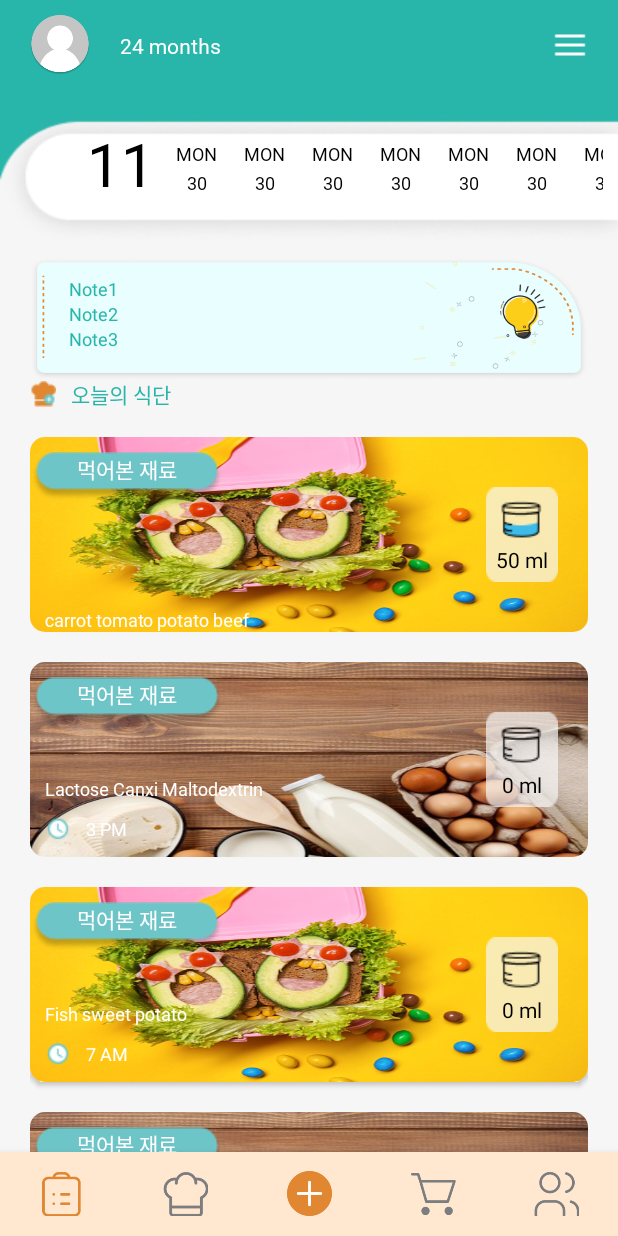
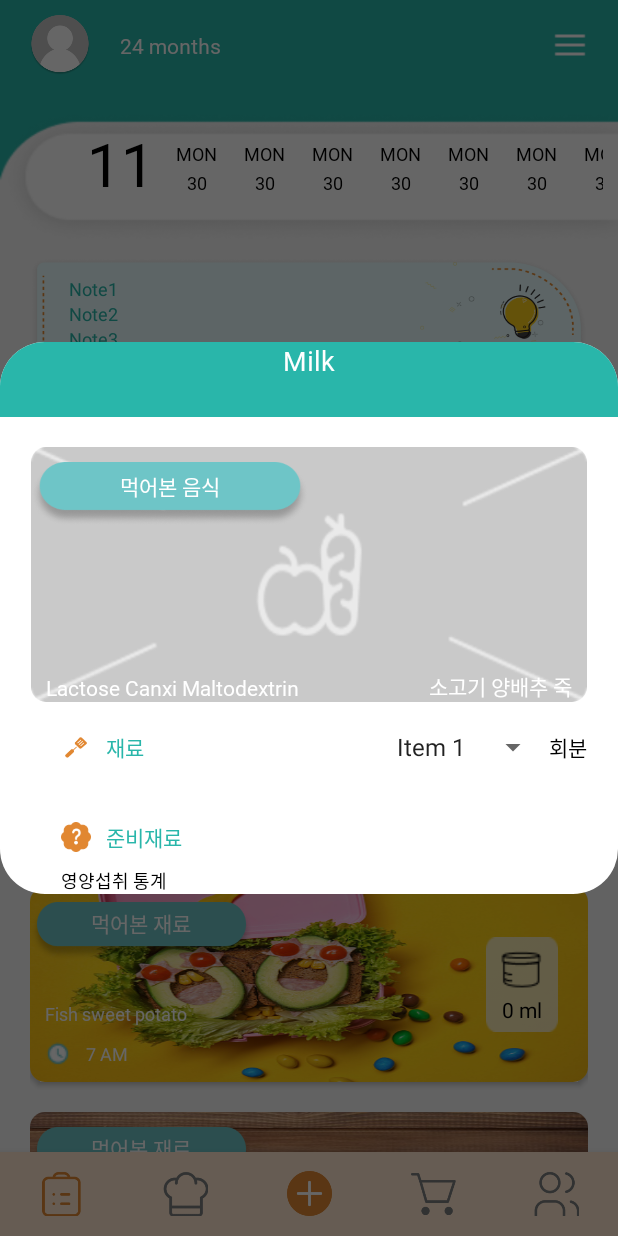
Before and after one commit to heocon8319/cube, an Android app: the TodayFragment screen opened directly, with no data from a screen before it, after a tap on an icon or button, on a phone screen of 412 x 824 dp. Run offline under Robolectric (Android 15) with nearby library versions, the phone set to English and light mode, and no system bars; libraries missing offline, so code that uses them is left out: com.github.mikephil.charting; pictures from the network do not load; 35 statements that could not run were skipped.

Commit message:
Dialog edit meal

```diff
--- a/app/src/main/java/com/brickmate/cube/model/TodayMeal.kt
+++ b/app/src/main/java/com/brickmate/cube/model/TodayMeal.kt
@@ -10,6 +10,7 @@ data class TodayMeal(
     var isMeal: Boolean = true,
     var capacity: Int = 0,
     var time: String = "",
+    var name: String = "",
     var ingredients: ArrayList<String>? = null
 ) : Parcelable {
 
--- a/app/src/main/java/com/brickmate/cube/ui/main/view/AddMealBottleFragment.kt
+++ b/app/src/main/java/com/brickmate/cube/ui/main/view/AddMealBottleFragment.kt
@@ -44,7 +44,7 @@ class AddMealBottleFragment : BaseFragment() {
 
     override fun onViewCreated(view: View, savedInstanceState: Bundle?) {
         super.onViewCreated(view, savedInstanceState)
-        wvMilk.setHeightInit(resources.getDimensionPixelSize(R.dimen.milt_height))
+        wvMilk.setHeightInit(resources.getDimensionPixelSize(R.dimen.milk_height))
         skMilk.setOnSeekBarChangeListener(object : OnSeekBarChangeListener {
             override fun onProgressChanged(seekBar: SeekBar, progress: Int, fromUser: Boolean) {
                 wvMilk.setProgress(progress)
--- a/app/src/main/java/com/brickmate/cube/ui/main/view/TodayFragment.kt
+++ b/app/src/main/java/com/brickmate/cube/ui/main/view/TodayFragment.kt
@@ -17,6 +17,7 @@ import com.brickmate.cube.ui.custom.singlerowcalendar.calendar.SingleRowCalendar
 import com.brickmate.cube.ui.custom.singlerowcalendar.selection.CalendarSelectionManager
 import com.brickmate.cube.ui.custom.singlerowcalendar.utils.DateUtils
 import com.brickmate.cube.ui.main.adapter.TodayMealAdapter
+import com.brickmate.cube.ui.main.view.dialog.TodayEditMealDialog
 import com.brickmate.cube.ui.main.view.dialog.TodayMeasureHistoryDialog
 import com.brickmate.cube.ui.main.view.dialog.TodaySummaryCalendarDialog
 import com.brickmate.cube.utils.TAG
@@ -160,6 +161,7 @@ class TodayFragment : BaseFragment() {
                 true,
                 50,
                 "",
+                "Soup carrot",
                 arrayListOf<String>("carrot", "tomato", "potato", "beef")
             )
         )
@@ -168,6 +170,7 @@ class TodayFragment : BaseFragment() {
                 false,
                 0,
                 "3 PM",
+                "Milk",
                 arrayListOf<String>("Lactose", "Canxi", "Maltodextrin")
             )
         )
@@ -176,6 +179,7 @@ class TodayFragment : BaseFragment() {
                 true,
                 0,
                 "7 AM",
+                "Soup potato",
                 arrayListOf<String>("Fish", "sweet potato")
             )
         )
@@ -184,6 +188,7 @@ class TodayFragment : BaseFragment() {
                 false,
                 75,
                 "",
+                "Milk",
                 arrayListOf<String>("Lactose", "Magie Clorua")
             )
         )
@@ -195,7 +200,9 @@ class TodayFragment : BaseFragment() {
             toast(it)
         }
         adapter.onItemClick = {
-            toast(it.getIngredientString())
+            val fragDes = TodayEditMealDialog.newInstance()
+            fragDes.setMeal(it)
+            fragDes.show(activity.supportFragmentManager, fragDes.TAG())
         }
         rvTodayDiet.adapter = adapter
     }
@@ -283,11 +290,11 @@ class TodayFragment : BaseFragment() {
     private fun initListener() {
         clRowCalendar.tvMonth.setOnClickListener {
             //show dialog calendar
-//            val fragDes = TodaySummaryCalendarDialog.newInstance()
-//            fragDes.setCalendar(dateSelected)
-//            fragDes.show(activity.supportFragmentManager, fragDes.TAG())
-            val fragDes = AddMealBottleFragment.newInstance()
-            navigateToFragment(fragDes, fragDes.TAG())
+            val fragDes = TodaySummaryCalendarDialog.newInstance()
+            fragDes.setCalendar(dateSelected)
+            fragDes.show(activity.supportFragmentManager, fragDes.TAG())
+//            val fragDes = AddMealBottleFragment.newInstance()
+//            navigateToFragment(fragDes, fragDes.TAG())
         }
         clTodayGraph.mChart.setOnClickListener {
             val fragDes = TodayNutriSummaryFragment.newInstance()
--- /dev/null
+++ b/app/src/main/java/com/brickmate/cube/ui/main/view/dialog/TodayEditMealDialog.kt
@@ -0,0 +1,70 @@
+package com.brickmate.cube.ui.main.view.dialog
+
+import android.graphics.Color
+import android.graphics.drawable.ColorDrawable
+import android.os.Bundle
+import android.view.LayoutInflater
+import android.view.View
+import android.view.ViewGroup
+import android.view.WindowManager
+import android.widget.ArrayAdapter
+import androidx.fragment.app.DialogFragment
+import com.brickmate.cube.R
+import com.brickmate.cube.model.TodayMeal
+import com.brickmate.cube.utils.toast
+import kotlinx.android.synthetic.main.dialog_today_edit_meal.*
+
+class TodayEditMealDialog : DialogFragment() {
+
+    private var meal = TodayMeal()
+
+    override fun onCreateView(inflater: LayoutInflater, container: ViewGroup?, savedInstanceState: Bundle?): View? {
+        return inflater.inflate(R.layout.dialog_today_edit_meal, container, false)
+    }
+
+    override fun onViewCreated(view: View, savedInstanceState: Bundle?) {
+        super.onViewCreated(view, savedInstanceState)
+
+        initData()
+        initListener()
+    }
+
+    override fun onResume() {
+        super.onResume()
+        val params: ViewGroup.LayoutParams = dialog!!.window!!.attributes
+        params.width = ViewGroup.LayoutParams.WRAP_CONTENT
+        params.height = ViewGroup.LayoutParams.WRAP_CONTENT
+        dialog!!.window!!.attributes = params as WindowManager.LayoutParams
+        dialog!!.window!!.setBackgroundDrawable(ColorDrawable(Color.TRANSPARENT))
+    }
+
+    fun setMeal(mealObj: TodayMeal) {
+        meal = mealObj
+    }
+
+    private fun initData() {
+        tvTitle.text = meal.name
+        tvTodayIngredient.text = meal.getIngredientString()
+    }
+
+    private fun initListener() {
+        var data = ArrayList<String>()
+        data.add("Item 1")
+        data.add("Item 2")
+        data.add("Item 3")
+
+        val adapter = ArrayAdapter<String>(this.requireContext(), android.R.layout.simple_spinner_item, data)
+        adapter.setDropDownViewResource(android.R.layout.simple_spinner_dropdown_item)
+        snTodayAsh.adapter = adapter
+
+
+
+//        snTodayAsh.setOnItemClickListener { parent, view, position, id ->
+//            toast(parent.getItemAtPosition(position).toString())
+//        }
+    }
+
+    companion object {
+        fun newInstance(): TodayEditMealDialog = TodayEditMealDialog()
+    }
+}
--- /dev/null
+++ b/app/src/main/res/layout/dialog_today_edit_meal.xml
@@ -0,0 +1,210 @@
+<?xml version="1.0" encoding="utf-8"?>
+<androidx.constraintlayout.widget.ConstraintLayout xmlns:android="http://schemas.android.com/apk/res/android"
+    xmlns:app="http://schemas.android.com/apk/res-auto"
+    android:layout_width="match_parent"
+    android:layout_height="wrap_content"
+    android:background="@drawable/bg_dialog"
+    android:maxHeight="@dimen/dialog_max_height">
+
+    <View
+        android:id="@+id/clTop"
+        android:layout_width="match_parent"
+        android:layout_height="@dimen/top_dialog_height"
+        android:background="@drawable/bg_top_dialog"
+        app:layout_constraintLeft_toLeftOf="parent"
+        app:layout_constraintRight_toRightOf="parent"
+        app:layout_constraintTop_toTopOf="parent" />
+
+    <TextView
+        android:id="@+id/tvTitle"
+        style="@style/title_medium"
+        android:layout_width="wrap_content"
+        android:layout_height="wrap_content"
+        android:text="Title"
+        android:textColor="@color/white"
+        android:textSize="@dimen/title_small_size"
+        app:layout_constraintLeft_toLeftOf="parent"
+        app:layout_constraintRight_toRightOf="parent"
+        app:layout_constraintTop_toTopOf="parent" />
+
+    <androidx.core.widget.NestedScrollView
+        android:id="@+id/ncvIngredient"
+        android:layout_width="0dp"
+        android:layout_height="match_parent"
+        android:fillViewport="true"
+        android:scrollbars="none"
+        app:layout_constraintBottom_toBottomOf="parent"
+        app:layout_constraintLeft_toLeftOf="parent"
+        app:layout_constraintRight_toRightOf="parent"
+        app:layout_constraintTop_toBottomOf="@id/clTop"
+        app:layout_constraintWidth_percent="0.9">
+
+        <androidx.constraintlayout.widget.ConstraintLayout
+            android:layout_width="match_parent"
+            android:layout_height="wrap_content">
+
+            <androidx.cardview.widget.CardView
+                android:id="@+id/cvBackground"
+                android:layout_width="match_parent"
+                android:layout_height="@dimen/card_edit_meal_height"
+                android:layout_gravity="center"
+                android:layout_marginVertical="@dimen/margin_normal"
+                android:elevation="@dimen/margin_small"
+                app:cardCornerRadius="@dimen/card_view_radius"
+                app:layout_constraintHeight_percent="0.5"
+                app:layout_constraintLeft_toLeftOf="parent"
+                app:layout_constraintRight_toRightOf="parent"
+                app:layout_constraintTop_toTopOf="parent">
+
+                <androidx.constraintlayout.widget.ConstraintLayout
+                    android:id="@+id/clToday"
+                    android:layout_width="match_parent"
+                    android:layout_height="match_parent"
+                    android:background="@drawable/bg_default_item_meal">
+
+                    <LinearLayout
+                        android:layout_width="0dp"
+                        android:layout_height="0dp"
+                        android:layout_marginTop="@dimen/margin_small"
+                        android:background="@drawable/bg_today_title_meal"
+                        android:gravity="center"
+                        app:layout_constraintHeight_percent="0.25"
+                        app:layout_constraintLeft_toLeftOf="parent"
+                        app:layout_constraintTop_toTopOf="parent"
+                        app:layout_constraintWidth_percent="0.5">
+
+                        <TextView
+                            style="@style/title_medium"
+                            android:layout_width="match_parent"
+                            android:layout_height="wrap_content"
+                            android:layout_marginBottom="@dimen/margin_tiny"
+                            android:text="@string/dialog_edit_meal_text_food"
+                            android:textAlignment="center"
+                            android:textColor="@color/white" />
+                    </LinearLayout>
+
+                    <TextView
+                        android:id="@+id/tvTodayIngredient"
+                        style="@style/title_medium"
+                        android:layout_width="0dp"
+                        android:layout_height="wrap_content"
+                        android:layout_marginLeft="@dimen/margin_small"
+                        android:text="소고기 양배추 죽"
+                        android:textAlignment="textStart"
+                        android:textColor="@color/white"
+                        android:textSize="@dimen/title_section_size"
+                        app:layout_constraintBottom_toBottomOf="parent"
+                        app:layout_constraintLeft_toLeftOf="parent"
+                        app:layout_constraintWidth_percent="0.5" />
+
+                    <TextView
+                        android:id="@+id/tvTodayCalorie"
+                        style="@style/title_medium"
+                        android:layout_width="0dp"
+                        android:layout_height="wrap_content"
+                        android:layout_marginRight="@dimen/margin_small"
+                        android:text="소고기 양배추 죽"
+                        android:textAlignment="textEnd"
+                        android:textColor="@color/white"
+                        android:textSize="@dimen/title_section_size"
+                        app:layout_constraintBottom_toBottomOf="parent"
+                        app:layout_constraintRight_toRightOf="parent"
+                        app:layout_constraintWidth_percent="0.5" />
+
+                </androidx.constraintlayout.widget.ConstraintLayout>
+
+            </androidx.cardview.widget.CardView>
+
+            <ImageView
+                android:id="@+id/ivSection1"
+                android:layout_width="@dimen/icon_edit_meal"
+                android:layout_height="@dimen/icon_edit_meal"
+                android:layout_marginLeft="@dimen/margin_normal"
+                android:layout_marginTop="@dimen/margin_normal"
+                android:src="@drawable/ic_spatula"
+                app:layout_constraintLeft_toLeftOf="parent"
+                app:layout_constraintTop_toBottomOf="@id/cvBackground" />
+
+            <TextView
+                style="@style/title_medium"
+                android:layout_width="wrap_content"
+                android:layout_height="wrap_content"
+                android:layout_marginLeft="@dimen/margin_small"
+                android:text="@string/dialog_edit_meal_text_material"
+                android:textColor="@color/jungle_green"
+                android:textSize="@dimen/title_section_size"
+                app:layout_constraintBottom_toBottomOf="@id/ivSection1"
+                app:layout_constraintLeft_toRightOf="@id/ivSection1"
+                app:layout_constraintTop_toTopOf="@id/ivSection1" />
+
+            <Spinner
+                android:id="@+id/snTodayAsh"
+                android:layout_width="wrap_content"
+                android:layout_height="wrap_content"
+                android:spinnerMode="dropdown"
+                app:layout_constraintBottom_toBottomOf="@id/ivSection1"
+                app:layout_constraintRight_toLeftOf="@id/tvSection1"
+                app:layout_constraintTop_toTopOf="@id/ivSection1" />
+
+            <TextView
+                android:id="@+id/tvSection1"
+                style="@style/title_medium"
+                android:layout_width="wrap_content"
+                android:layout_height="wrap_content"
+                android:layout_marginLeft="@dimen/margin_small"
+                android:text="@string/dialog_edit_meal_text_ash"
+                android:textColor="@color/black"
+                android:textSize="@dimen/title_section_size"
+                app:layout_constraintBottom_toBottomOf="@id/ivSection1"
+                app:layout_constraintRight_toRightOf="parent"
+                app:layout_constraintTop_toTopOf="@id/ivSection1" />
+
+            <androidx.recyclerview.widget.RecyclerView
+                android:id="@+id/rvTodayIngredient"
+                android:layout_width="match_parent"
+                android:layout_height="wrap_content"
+                android:layout_marginTop="@dimen/margin_normal"
+                android:visibility="visible"
+                app:layout_constraintLeft_toLeftOf="parent"
+                app:layout_constraintRight_toRightOf="parent"
+                app:layout_constraintTop_toBottomOf="@id/ivSection1" />
+
+            <ImageView
+                android:id="@+id/ivSection2"
+                android:layout_width="@dimen/icon_edit_meal"
+                android:layout_height="@dimen/icon_edit_meal"
+                android:layout_marginLeft="@dimen/margin_normal"
+                android:layout_marginTop="@dimen/margin_normal"
+                android:src="@drawable/ic_question"
+                app:layout_constraintLeft_toLeftOf="parent"
+                app:layout_constraintTop_toBottomOf="@id/rvTodayIngredient" />
+
+            <TextView
+                style="@style/title_medium"
+                android:layout_width="wrap_content"
+                android:layout_height="wrap_content"
+                android:layout_marginLeft="@dimen/margin_small"
+                android:text="@string/dialog_edit_meal_text_prepare_material"
+                android:textColor="@color/jungle_green"
+                android:textSize="@dimen/title_section_size"
+                app:layout_constraintBottom_toBottomOf="@id/ivSection2"
+                app:layout_constraintLeft_toRightOf="@id/ivSection2"
+                app:layout_constraintTop_toTopOf="@id/ivSection2" />
+
+            <TextView
+                android:id="@+id/tvTip"
+                style="@style/title_medium"
+                android:layout_width="wrap_content"
+                android:layout_height="wrap_content"
+                android:layout_marginHorizontal="@dimen/margin_normal"
+                android:layout_marginTop="@dimen/margin_small"
+                android:text="@string/screen_nutrition_summary_text_nutri_intake"
+                android:textColor="@color/black"
+                android:textSize="@dimen/text_edit_meal_size"
+                app:layout_constraintLeft_toLeftOf="parent"
+                app:layout_constraintTop_toBottomOf="@id/ivSection2" />
+
+        </androidx.constraintlayout.widget.ConstraintLayout>
+    </androidx.core.widget.NestedScrollView>
+
+</androidx.constraintlayout.widget.ConstraintLayout>
--- a/app/src/main/res/layout/fragment_add_meal_bottle.xml
+++ b/app/src/main/res/layout/fragment_add_meal_bottle.xml
@@ -11,7 +11,7 @@
     <com.brickmate.cube.ui.custom.waveview.WaveView
         android:id="@+id/wvMilk"
         android:layout_width="200dp"
-        android:layout_height="@dimen/milt_height"
+        android:layout_height="@dimen/milk_height"
         android:background="@color/transparent"
         app:above_wave_color="@color/picton_blue"
         app:blow_wave_color="@color/picton_blue"
--- /dev/null
+++ b/app/src/main/res/layout/layout_item_today_edit_meal.xml
@@ -0,0 +1,39 @@
+<?xml version="1.0" encoding="utf-8"?>
+<androidx.constraintlayout.widget.ConstraintLayout xmlns:android="http://schemas.android.com/apk/res/android"
+    xmlns:app="http://schemas.android.com/apk/res-auto"
+    android:layout_width="match_parent"
+    android:layout_height="match_parent"
+    android:paddingVertical="@dimen/margin_small">
+
+    <ImageView
+        android:id="@+id/ivSection2"
+        android:layout_width="@dimen/icon_edit_meal"
+        android:layout_height="@dimen/icon_edit_meal"
+        android:layout_marginLeft="@dimen/margin_normal"
+        android:layout_marginTop="@dimen/margin_small"
+        app:layout_constraintLeft_toLeftOf="parent"
+        app:layout_constraintTop_toTopOf="parent" />
+
+    <TextView
+        style="@style/title_medium"
+        android:layout_width="wrap_content"
+        android:layout_height="wrap_content"
+        android:layout_marginLeft="@dimen/margin_small"
+        android:textColor="@color/black"
+        android:textSize="@dimen/text_edit_meal_size"
+        app:layout_constraintBottom_toBottomOf="@id/ivSection2"
+        app:layout_constraintLeft_toRightOf="@id/ivSection2"
+        app:layout_constraintTop_toTopOf="@id/ivSection2" />
+
+    <TextView
+        style="@style/title_medium"
+        android:layout_width="wrap_content"
+        android:layout_height="wrap_content"
+        android:layout_marginRight="@dimen/margin_small"
+        android:textColor="@color/black"
+        android:textSize="@dimen/text_edit_meal_size"
+        app:layout_constraintBottom_toBottomOf="@id/ivSection2"
+        app:layout_constraintRight_toRightOf="parent"
+        app:layout_constraintTop_toTopOf="@id/ivSection2" />
+
+</androidx.constraintlayout.widget.ConstraintLayout>
--- a/app/src/main/res/layout/layout_item_today_meal.xml
+++ b/app/src/main/res/layout/layout_item_today_meal.xml
@@ -13,7 +13,7 @@
         android:id="@+id/clToday"
         android:layout_width="match_parent"
         android:layout_height="match_parent"
-        android:background="@drawable/bg_today_meal">
+        android:background="@drawable/bg_default_item_meal">
 
         <androidx.constraintlayout.widget.ConstraintLayout
             android:id="@+id/clTodayML"
@@ -49,11 +49,13 @@
         </androidx.constraintlayout.widget.ConstraintLayout>
 
         <LinearLayout
-            android:layout_width="wrap_content"
-            android:layout_height="wrap_content"
+            android:layout_width="0dp"
+            android:layout_height="0dp"
             android:layout_marginTop="@dimen/margin_small"
             android:background="@drawable/bg_today_title_meal"
             android:gravity="center"
+            app:layout_constraintHeight_percent="0.3"
+            app:layout_constraintWidth_percent="0.4"
             app:layout_constraintLeft_toLeftOf="parent"
             app:layout_constraintTop_toTopOf="parent">
 
@@ -61,6 +63,7 @@
                 style="@style/title_medium"
                 android:layout_width="match_parent"
                 android:layout_height="wrap_content"
+                android:textAlignment="center"
                 android:layout_marginBottom="@dimen/margin_tiny"
                 android:text="@string/screen_today_text_ingredient"
                 android:textColor="@color/white" />
--- a/app/src/main/res/values/dimens.xml
+++ b/app/src/main/res/values/dimens.xml
@@ -35,12 +35,14 @@
     <dimen name="icon_add_minus_height">25dp</dimen>
     <dimen name="nutri_section_height">35dp</dimen>
     <dimen name="header_date_height">40dp</dimen>
-    <dimen name="custom_calendar_height">400dp</dimen>
+    <dimen name="custom_calendar_height">350dp</dimen>
     <dimen name="dialog_max_height">600dp</dimen>
     <dimen name="dialog_radius">30dp</dimen>
     <dimen name="top_dialog_height">50dp</dimen>
     <dimen name="icon_calendar_dialog_height">40dp</dimen>
-    <dimen name="milt_height">200dp</dimen>
+    <dimen name="milk_height">200dp</dimen>
+    <dimen name="card_edit_meal_height">170dp</dimen>
+    <dimen name="icon_edit_meal">20dp</dimen>
 
 
     //Text Size
@@ -55,5 +57,6 @@
     <dimen name="process_bar_size">12dp</dimen>
     <dimen name="calendar_size">14dp</dimen>
     <dimen name="text_icon_calendar_size">12dp</dimen>
+    <dimen name="text_edit_meal_size">12dp</dimen>
 
 </resources>
--- a/app/src/main/res/values/strings.xml
+++ b/app/src/main/res/values/strings.xml
@@ -127,6 +127,12 @@
     <string name="dialog_calendar_text_weight">몸무게</string>
     <string name="dialog_calendar_text_nutrition">영양달성</string>
 
+    // Dialog edit meal
+    <string name="dialog_edit_meal_text_food">먹어본 음식</string>
+    <string name="dialog_edit_meal_text_material">재료</string>
+    <string name="dialog_edit_meal_text_ash">회분</string>
+    <string name="dialog_edit_meal_text_prepare_material">준비재료</string>
+
 
     <!-- TODO: Remove or change this placeholder text -->
     <string name="hello_blank_fragment">Hello blank fragment</string>
```
Also changed, not shown: app/src/main/res/drawable/bg_default_item_meal.png (added), app/src/main/res/drawable/bg_default_meal.png (added), app/src/main/res/drawable/bg_today_title_meal.png, app/src/main/res/drawable/ic_question.png (added), app/src/main/res/drawable/ic_spatula.png (added).
